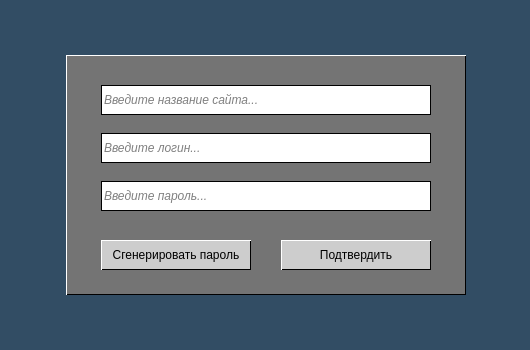
Above: frontend/pm_new_entry.ui from Kvazitropter/password-manager before the change. Below: the same form after it.
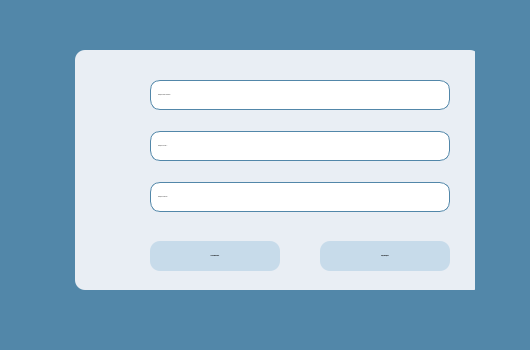
That is the form after the change. Icons and pictures are not drawn.

Patch:
```diff
--- a/frontend/pm_new_entry.ui
+++ b/frontend/pm_new_entry.ui
@@ -10,266 +10,755 @@
     <height>350</height>
    </rect>
   </property>
+  <property name="minimumSize">
+   <size>
+    <width>0</width>
+    <height>0</height>
+   </size>
+  </property>
+  <property name="maximumSize">
+   <size>
+    <width>530</width>
+    <height>350</height>
+   </size>
+  </property>
   <property name="windowTitle">
    <string>Password Manager</string>
   </property>
   <property name="styleSheet">
    <string notr="true">QDialog {
-background-color: #324D64;
+background-color: #5287A9;
 }
 
 * {
-font: normal bold 12px/15px 'Inter', sans-serif;
+font: 700 12px/15px &quot;Verdana&quot;;
 color: #000000;
+border: none;
+border-radius: 10px;
 }
 
-QPushButton::hover {
-background-color: rgba(205, 205, 205, 0.4);
-}
 
-QPushButton::pressed {
-background-color: rgba(205, 205, 205, 0.1);
-}</string>
+</string>
   </property>
-  <widget class="QWidget" name="widget_container" native="true">
+  <widget class="QWidget" name="container" native="true">
    <property name="geometry">
     <rect>
-     <x>66</x>
-     <y>55</y>
-     <width>400</width>
-     <height>240</height>
+     <x>30</x>
+     <y>50</y>
+     <width>451</width>
+     <height>241</height>
     </rect>
    </property>
    <property name="styleSheet">
-    <string notr="true">background-color: #747474;
-border: 1px solid #000;
-border-top-color: #fff;
-border-left-color: #fff;
-</string>
+    <string notr="true"/>
    </property>
-   <widget class="QPushButton" name="btn_submit_entry">
+   <widget class="QLabel" name="key_image">
+    <property name="enabled">
+     <bool>true</bool>
+    </property>
     <property name="geometry">
      <rect>
-      <x>215</x>
-      <y>185</y>
-      <width>150</width>
-      <height>30</height>
+      <x>0</x>
+      <y>-3</y>
+      <width>111</width>
+      <height>246</height>
      </rect>
     </property>
-    <property name="cursor">
-     <cursorShape>PointingHandCursor</cursorShape>
-    </property>
     <property name="styleSheet">
-     <string notr="true">QPushButton {
-background-color: #CDCDCD;
-}
-
-QPushButton::hover {
-background-color: rgba(205, 205, 205, 0.4);
-}
-
-QPushButton::pressed {
-background-color: rgba(205, 205, 205, 0.1);
-}</string>
+     <string notr="true">background-color: none;
+</string>
     </property>
     <property name="text">
-     <string>Подтвердить</string>
+     <string/>
     </property>
-   </widget>
-   <widget class="QLineEdit" name="input_service_name">
-    <property name="geometry">
-     <rect>
-      <x>35</x>
-      <y>30</y>
-      <width>330</width>
-      <height>30</height>
-     </rect>
+    <property name="pixmap">
+     <pixmap resource="res-rc.qrc">:/key/images/key.png</pixmap>
     </property>
-    <property name="styleSheet">
-     <string notr="true">QLineEdit {
-background-color: #fff;
-border: 1px solid #000;
-font-style: italic;
-}</string>
-    </property>
-    <property name="placeholderText">
-     <string>Введите название сайта...</string>
-    </property>
-    <property name="clearButtonEnabled">
+    <property name="scaledContents">
      <bool>true</bool>
     </property>
    </widget>
-   <widget class="QLineEdit" name="input_login">
+   <widget class="QWidget" name="form_container" native="true">
     <property name="geometry">
      <rect>
-      <x>35</x>
-      <y>78</y>
-      <width>330</width>
-      <height>30</height>
+      <x>45</x>
+      <y>0</y>
+      <width>400</width>
+      <height>240</height>
      </rect>
     </property>
-    <property name="styleSheet">
-     <string notr="true">QLineEdit {
-background-color: #fff;
-border: 1px solid #000;
-font-style: italic;
-}</string>
+    <property name="sizePolicy">
+     <sizepolicy hsizetype="Fixed" vsizetype="Fixed">
+      <horstretch>0</horstretch>
+      <verstretch>0</verstretch>
+     </sizepolicy>
     </property>
-    <property name="placeholderText">
-     <string>Введите логин...</string>
+    <property name="minimumSize">
+     <size>
+      <width>400</width>
+      <height>240</height>
+     </size>
     </property>
-    <property name="clearButtonEnabled">
-     <bool>true</bool>
+    <property name="layoutDirection">
+     <enum>Qt::LeftToRight</enum>
     </property>
-   </widget>
-   <widget class="QLineEdit" name="input_password">
-    <property name="geometry">
-     <rect>
-      <x>35</x>
-      <y>126</y>
-      <width>330</width>
-      <height>30</height>
-     </rect>
-    </property>
     <property name="styleSheet">
-     <string notr="true">QLineEdit {
+     <string notr="true">QWidget {
+background-color:#E9EEF4;
+}
+</string>
+    </property>
+    <widget class="QWidget" name="layoutWidget">
+     <property name="geometry">
+      <rect>
+       <x>10</x>
+       <y>0</y>
+       <width>381</width>
+       <height>241</height>
+      </rect>
+     </property>
+     <layout class="QVBoxLayout" name="verticalLayout">
+      <property name="spacing">
+       <number>0</number>
+      </property>
+      <property name="sizeConstraint">
+       <enum>QLayout::SetMinimumSize</enum>
+      </property>
+      <property name="leftMargin">
+       <number>65</number>
+      </property>
+      <property name="topMargin">
+       <number>30</number>
+      </property>
+      <property name="rightMargin">
+       <number>30</number>
+      </property>
+      <property name="bottomMargin">
+       <number>20</number>
+      </property>
+      <item>
+       <widget class="QLineEdit" name="input_service_name">
+        <property name="minimumSize">
+         <size>
+          <width>300</width>
+          <height>30</height>
+         </size>
+        </property>
+        <property name="maximumSize">
+         <size>
+          <width>330</width>
+          <height>40</height>
+         </size>
+        </property>
+        <property name="sizeIncrement">
+         <size>
+          <width>0</width>
+          <height>0</height>
+         </size>
+        </property>
+        <property name="baseSize">
+         <size>
+          <width>0</width>
+          <height>0</height>
+         </size>
+        </property>
+        <property name="font">
+         <font>
+          <family>Verdana</family>
+          <pointsize>-1</pointsize>
+          <italic>true</italic>
+          <bold>true</bold>
+         </font>
+        </property>
+        <property name="styleSheet">
+         <string notr="true">QLineEdit {
 background-color: #fff;
-border: 1px solid #000;
+border-style: solid;
+border-width: 1px;
+border-color: rgb(82, 135, 169);
 font-style: italic;
+padding-left: 5px;
 }</string>
-    </property>
-    <property name="text">
-     <string/>
-    </property>
-    <property name="echoMode">
-     <enum>QLineEdit::Password</enum>
-    </property>
-    <property name="placeholderText">
-     <string>Введите пароль...</string>
-    </property>
-    <property name="clearButtonEnabled">
-     <bool>false</bool>
-    </property>
-   </widget>
-   <widget class="QPushButton" name="btn_generate_password">
-    <property name="geometry">
-     <rect>
-      <x>35</x>
-      <y>185</y>
-      <width>150</width>
-      <height>30</height>
-     </rect>
-    </property>
-    <property name="cursor">
-     <cursorShape>PointingHandCursor</cursorShape>
-    </property>
-    <property name="styleSheet">
-     <string notr="true">QPushButton {
+        </property>
+        <property name="cursorPosition">
+         <number>0</number>
+        </property>
+        <property name="placeholderText">
+         <string>Введите имя сервиса...</string>
+        </property>
+        <property name="cursorMoveStyle">
+         <enum>Qt::VisualMoveStyle</enum>
+        </property>
+        <property name="clearButtonEnabled">
+         <bool>true</bool>
+        </property>
+       </widget>
+      </item>
+      <item>
+       <widget class="QLabel" name="label_feedback_s_name">
+        <property name="minimumSize">
+         <size>
+          <width>300</width>
+          <height>16</height>
+         </size>
+        </property>
+        <property name="maximumSize">
+         <size>
+          <width>330</width>
+          <height>16</height>
+         </size>
+        </property>
+        <property name="font">
+         <font>
+          <family>Verdana</family>
+          <pointsize>-1</pointsize>
+          <italic>false</italic>
+          <bold>true</bold>
+         </font>
+        </property>
+        <property name="cursor">
+         <cursorShape>IBeamCursor</cursorShape>
+        </property>
+        <property name="styleSheet">
+         <string notr="true">QLabel {
+color: #f54021;
+font-size: 12px;
+font-weight: light;
+border: none;
+}
+
+QToolTip {
 background-color: #CDCDCD;
+border: none;
+}</string>
+        </property>
+        <property name="text">
+         <string/>
+        </property>
+        <property name="textInteractionFlags">
+         <set>Qt::NoTextInteraction</set>
+        </property>
+       </widget>
+      </item>
+      <item>
+       <spacer name="verticalSpacer">
+        <property name="orientation">
+         <enum>Qt::Vertical</enum>
+        </property>
+        <property name="sizeType">
+         <enum>QSizePolicy::Minimum</enum>
+        </property>
+        <property name="sizeHint" stdset="0">
+         <size>
+          <width>0</width>
+          <height>5</height>
+         </size>
+        </property>
+       </spacer>
+      </item>
+      <item>
+       <widget class="QLineEdit" name="input_login">
+        <property name="minimumSize">
+         <size>
+          <width>300</width>
+          <height>30</height>
+         </size>
+        </property>
+        <property name="maximumSize">
+         <size>
+          <width>330</width>
+          <height>40</height>
+         </size>
+        </property>
+        <property name="sizeIncrement">
+         <size>
+          <width>0</width>
+          <height>0</height>
+         </size>
+        </property>
+        <property name="baseSize">
+         <size>
+          <width>0</width>
+          <height>0</height>
+         </size>
+        </property>
+        <property name="font">
+         <font>
+          <family>Verdana</family>
+          <pointsize>-1</pointsize>
+          <italic>true</italic>
+          <bold>true</bold>
+         </font>
+        </property>
+        <property name="styleSheet">
+         <string notr="true">QLineEdit {
+background-color: #fff;
+border-style: solid;
+border-width: 1px;
+border-color: rgb(82, 135, 169);
+font-style: italic;
+padding-left: 5px;
+}</string>
+        </property>
+        <property name="cursorPosition">
+         <number>0</number>
+        </property>
+        <property name="placeholderText">
+         <string>Введите логин...</string>
+        </property>
+        <property name="cursorMoveStyle">
+         <enum>Qt::VisualMoveStyle</enum>
+        </property>
+        <property name="clearButtonEnabled">
+         <bool>true</bool>
+        </property>
+       </widget>
+      </item>
+      <item>
+       <widget class="QLabel" name="label_feedback_login">
+        <property name="minimumSize">
+         <size>
+          <width>300</width>
+          <height>16</height>
+         </size>
+        </property>
+        <property name="maximumSize">
+         <size>
+          <width>330</width>
+          <height>16</height>
+         </size>
+        </property>
+        <property name="font">
+         <font>
+          <family>Verdana</family>
+          <pointsize>-1</pointsize>
+          <italic>false</italic>
+          <bold>true</bold>
+         </font>
+        </property>
+        <property name="cursor">
+         <cursorShape>IBeamCursor</cursorShape>
+        </property>
+        <property name="styleSheet">
+         <string notr="true">QLabel {
+color: #f54021;
+font-size: 12px;
+font-weight: light;
+border: none;
 }
 
+QToolTip {
+background-color: #CDCDCD;
+border: none;
+}</string>
+        </property>
+        <property name="text">
+         <string/>
+        </property>
+        <property name="textInteractionFlags">
+         <set>Qt::NoTextInteraction</set>
+        </property>
+       </widget>
+      </item>
+      <item>
+       <spacer name="verticalSpacer_2">
+        <property name="orientation">
+         <enum>Qt::Vertical</enum>
+        </property>
+        <property name="sizeType">
+         <enum>QSizePolicy::Minimum</enum>
+        </property>
+        <property name="sizeHint" stdset="0">
+         <size>
+          <width>0</width>
+          <height>5</height>
+         </size>
+        </property>
+       </spacer>
+      </item>
+      <item>
+       <widget class="QWidget" name="input_and_icons" native="true">
+        <property name="minimumSize">
+         <size>
+          <width>300</width>
+          <height>30</height>
+         </size>
+        </property>
+        <property name="maximumSize">
+         <size>
+          <width>330</width>
+          <height>40</height>
+         </size>
+        </property>
+        <property name="styleSheet">
+         <string notr="true"/>
+        </property>
+        <layout class="QHBoxLayout" name="horizontalLayout_2">
+         <property name="leftMargin">
+          <number>0</number>
+         </property>
+         <property name="topMargin">
+          <number>0</number>
+         </property>
+         <property name="rightMargin">
+          <number>5</number>
+         </property>
+         <property name="bottomMargin">
+          <number>0</number>
+         </property>
+         <item>
+          <widget class="QLineEdit" name="input_password">
+           <property name="sizePolicy">
+            <sizepolicy hsizetype="Expanding" vsizetype="Fixed">
+             <horstretch>30</horstretch>
+             <verstretch>0</verstretch>
+            </sizepolicy>
+           </property>
+           <property name="minimumSize">
+            <size>
+             <width>300</width>
+             <height>30</height>
+            </size>
+           </property>
+           <property name="maximumSize">
+            <size>
+             <width>330</width>
+             <height>40</height>
+            </size>
+           </property>
+           <property name="sizeIncrement">
+            <size>
+             <width>30</width>
+             <height>0</height>
+            </size>
+           </property>
+           <property name="font">
+            <font>
+             <family>Verdana</family>
+             <pointsize>-1</pointsize>
+             <italic>true</italic>
+             <bold>true</bold>
+            </font>
+           </property>
+           <property name="layoutDirection">
+            <enum>Qt::LeftToRight</enum>
+           </property>
+           <property name="styleSheet">
+            <string notr="true">QLineEdit {
+background-color: #fff;
+border-style: solid;
+border-width: 1px;
+border-color: rgb(82, 135, 169);
+font-style: italic;
+padding-left: 5px;
+padding-right: 55px;
+}</string>
+           </property>
+           <property name="echoMode">
+            <enum>QLineEdit::Password</enum>
+           </property>
+           <property name="placeholderText">
+            <string>Введите пароль...</string>
+           </property>
+           <property name="clearButtonEnabled">
+            <bool>false</bool>
+           </property>
+          </widget>
+         </item>
+         <item>
+          <widget class="QPushButton" name="btn_show">
+           <property name="minimumSize">
+            <size>
+             <width>25</width>
+             <height>25</height>
+            </size>
+           </property>
+           <property name="maximumSize">
+            <size>
+             <width>25</width>
+             <height>25</height>
+            </size>
+           </property>
+           <property name="cursor">
+            <cursorShape>PointingHandCursor</cursorShape>
+           </property>
+           <property name="styleSheet">
+            <string notr="true">QPushButton {
+	border: none;
+	background-color: none;
+margin-right: -10px;
+}</string>
+           </property>
+           <property name="text">
+            <string/>
+           </property>
+           <property name="icon">
+            <iconset resource="res-rc.qrc">
+             <normaloff>:/icons/images/eye_open.png</normaloff>
+             <normalon>:/icons/images/eye_closed.png</normalon>:/icons/images/eye_open.png</iconset>
+           </property>
+           <property name="checkable">
+            <bool>true</bool>
+           </property>
+          </widget>
+         </item>
+         <item>
+          <widget class="QPushButton" name="btn_copy">
+           <property name="enabled">
+            <bool>true</bool>
+           </property>
+           <property name="minimumSize">
+            <size>
+             <width>25</width>
+             <height>25</height>
+            </size>
+           </property>
+           <property name="maximumSize">
+            <size>
+             <width>25</width>
+             <height>25</height>
+            </size>
+           </property>
+           <property name="cursor">
+            <cursorShape>PointingHandCursor</cursorShape>
+           </property>
+           <property name="styleSheet">
+            <string notr="true">QPushButton {
+	border: none;
+	background-color: none;
+}
+
 QPushButton::hover {
-background-color: rgba(205, 205, 205, 0.4);
+background-color: rgba(205, 205, 205, 100);
 }
 
 QPushButton::pressed {
-background-color: rgba(205, 205, 205, 0.1);
+background-color: rgba(205, 205, 205, 150);
 }</string>
-    </property>
-    <property name="text">
-     <string>Сгенерировать пароль</string>
-    </property>
-   </widget>
-   <widget class="QLabel" name="label_feedback_password">
-    <property name="geometry">
-     <rect>
-      <x>35</x>
-      <y>156</y>
-      <width>330</width>
-      <height>16</height>
-     </rect>
-    </property>
-    <property name="cursor">
-     <cursorShape>IBeamCursor</cursorShape>
-    </property>
-    <property name="styleSheet">
-     <string notr="true">QLabel {
+           </property>
+           <property name="text">
+            <string/>
+           </property>
+           <property name="icon">
+            <iconset resource="res-rc.qrc">
+             <normaloff>:/icons/images/content_copy.png</normaloff>:/icons/images/content_copy.png</iconset>
+           </property>
+          </widget>
+         </item>
+        </layout>
+        <zorder>input_password</zorder>
+        <zorder>btn_copy</zorder>
+        <zorder>btn_show</zorder>
+       </widget>
+      </item>
+      <item>
+       <widget class="QLabel" name="label_feedback_password">
+        <property name="minimumSize">
+         <size>
+          <width>300</width>
+          <height>16</height>
+         </size>
+        </property>
+        <property name="maximumSize">
+         <size>
+          <width>330</width>
+          <height>16</height>
+         </size>
+        </property>
+        <property name="font">
+         <font>
+          <family>Verdana</family>
+          <pointsize>-1</pointsize>
+          <italic>false</italic>
+          <bold>true</bold>
+         </font>
+        </property>
+        <property name="cursor">
+         <cursorShape>IBeamCursor</cursorShape>
+        </property>
+        <property name="toolTip">
+         <string/>
+        </property>
+        <property name="styleSheet">
+         <string notr="true">QLabel {
 color: #f54021;
 font-size: 12px;
 font-weight: light;
 border: none;
+}
+
+QToolTip {
+background-color: #CDCDCD;
+border: none;
 }</string>
-    </property>
-    <property name="text">
-     <string/>
-    </property>
-    <property name="textInteractionFlags">
-     <set>Qt::NoTextInteraction</set>
-    </property>
-   </widget>
-   <widget class="QPushButton" name="btn_show">
-    <property name="geometry">
-     <rect>
-      <x>312</x>
-      <y>129</y>
-      <width>25</width>
-      <height>25</height>
-     </rect>
-    </property>
-    <property name="cursor">
-     <cursorShape>PointingHandCursor</cursorShape>
-    </property>
-    <property name="styleSheet">
-     <string notr="true">QPushButton {
-	background-color: white;
-	border: none;
+        </property>
+        <property name="text">
+         <string/>
+        </property>
+        <property name="textInteractionFlags">
+         <set>Qt::NoTextInteraction</set>
+        </property>
+       </widget>
+      </item>
+      <item>
+       <spacer name="verticalSpacer_3">
+        <property name="orientation">
+         <enum>Qt::Vertical</enum>
+        </property>
+        <property name="sizeType">
+         <enum>QSizePolicy::Expanding</enum>
+        </property>
+        <property name="sizeHint" stdset="0">
+         <size>
+          <width>0</width>
+          <height>5</height>
+         </size>
+        </property>
+       </spacer>
+      </item>
+      <item>
+       <widget class="QWidget" name="buttons" native="true">
+        <property name="minimumSize">
+         <size>
+          <width>300</width>
+          <height>30</height>
+         </size>
+        </property>
+        <property name="maximumSize">
+         <size>
+          <width>330</width>
+          <height>40</height>
+         </size>
+        </property>
+        <layout class="QHBoxLayout" name="horizontalLayout">
+         <property name="spacing">
+          <number>40</number>
+         </property>
+         <property name="leftMargin">
+          <number>0</number>
+         </property>
+         <property name="topMargin">
+          <number>0</number>
+         </property>
+         <property name="rightMargin">
+          <number>0</number>
+         </property>
+         <property name="bottomMargin">
+          <number>0</number>
+         </property>
+         <item>
+          <widget class="QPushButton" name="btn_generate_password">
+           <property name="minimumSize">
+            <size>
+             <width>130</width>
+             <height>30</height>
+            </size>
+           </property>
+           <property name="maximumSize">
+            <size>
+             <width>130</width>
+             <height>30</height>
+            </size>
+           </property>
+           <property name="font">
+            <font>
+             <family>Verdana</family>
+             <pointsize>-1</pointsize>
+             <italic>false</italic>
+             <bold>true</bold>
+            </font>
+           </property>
+           <property name="cursor">
+            <cursorShape>PointingHandCursor</cursorShape>
+           </property>
+           <property name="styleSheet">
+            <string notr="true">QPushButton {
+background-color: rgb(199, 219, 234);
+}
+
+QPushButton::hover {
+background-color: rgba(82, 135, 169, 70);
+}
+
+QPushButton::pressed {
+background-color: rgba(82, 135, 169, 150);
 }</string>
-    </property>
-    <property name="text">
-     <string/>
-    </property>
-    <property name="icon">
-     <iconset resource="res-rc.qrc">
-      <normaloff>:/icons/images/eye_open.png</normaloff>
-      <normalon>:/icons/images/eye_closed.png</normalon>:/icons/images/eye_open.png</iconset>
-    </property>
-    <property name="checkable">
-     <bool>true</bool>
-    </property>
-   </widget>
-   <widget class="QPushButton" name="btn_copy">
-    <property name="geometry">
-     <rect>
-      <x>337</x>
-      <y>129</y>
-      <width>25</width>
-      <height>25</height>
-     </rect>
-    </property>
-    <property name="cursor">
-     <cursorShape>PointingHandCursor</cursorShape>
-    </property>
-    <property name="styleSheet">
-     <string notr="true">background-color: white;
-border: none;</string>
-    </property>
-    <property name="text">
-     <string/>
-    </property>
-    <property name="icon">
-     <iconset resource="res-rc.qrc">
-      <normaloff>:/icons/images/content_copy.png</normaloff>:/icons/images/content_copy.png</iconset>
-    </property>
+           </property>
+           <property name="text">
+            <string>Сгенерировать</string>
+           </property>
+          </widget>
+         </item>
+         <item>
+          <widget class="QPushButton" name="btn_submit_entry">
+           <property name="minimumSize">
+            <size>
+             <width>130</width>
+             <height>30</height>
+            </size>
+           </property>
+           <property name="maximumSize">
+            <size>
+             <width>130</width>
+             <height>30</height>
+            </size>
+           </property>
+           <property name="font">
+            <font>
+             <family>Verdana</family>
+             <pointsize>-1</pointsize>
+             <italic>false</italic>
+             <bold>true</bold>
+            </font>
+           </property>
+           <property name="cursor">
+            <cursorShape>PointingHandCursor</cursorShape>
+           </property>
+           <property name="styleSheet">
+            <string notr="true">QPushButton {
+background-color: rgb(199, 219, 234);
+}
+
+QPushButton::hover {
+background-color: rgba(82, 135, 169, 70);
+}
+
+QPushButton::pressed {
+background-color: rgba(82, 135, 169, 150);
+}</string>
+           </property>
+           <property name="text">
+            <string>Подтвердить</string>
+           </property>
+          </widget>
+         </item>
+        </layout>
+       </widget>
+      </item>
+     </layout>
+    </widget>
    </widget>
    <widget class="QPushButton" name="btn_settings">
     <property name="geometry">
      <rect>
-      <x>7</x>
-      <y>188</y>
+      <x>89</x>
+      <y>193</y>
       <width>25</width>
       <height>25</height>
      </rect>
     </property>
+    <property name="minimumSize">
+     <size>
+      <width>25</width>
+      <height>25</height>
+     </size>
+    </property>
+    <property name="maximumSize">
+     <size>
+      <width>25</width>
+      <height>25</height>
+     </size>
+    </property>
     <property name="cursor">
      <cursorShape>PointingHandCursor</cursorShape>
     </property>
@@ -277,6 +766,15 @@
      <string notr="true">QPushButton {
 	background-color: transparent;
 	border: none;
+border-radius: 10%;
+}
+
+QPushButton::hover {
+background-color: rgba(205, 205, 205, 100);
+}
+
+QPushButton::pressed {
+background-color: rgba(205, 205, 205, 150);
 }</string>
     </property>
     <property name="text">
@@ -290,86 +788,10 @@
      <bool>true</bool>
     </property>
    </widget>
-   <widget class="QLabel" name="label_feedback_s_name">
-    <property name="geometry">
-     <rect>
-      <x>35</x>
-      <y>60</y>
-      <width>330</width>
-      <height>16</height>
-     </rect>
-    </property>
-    <property name="cursor">
-     <cursorShape>IBeamCursor</cursorShape>
-    </property>
-    <property name="styleSheet">
-     <string notr="true">QLabel {
-color: #f54021;
-font-size: 12px;
-font-weight: light;
-border: none;
-}</string>
-    </property>
-    <property name="text">
-     <string/>
-    </property>
-    <property name="textInteractionFlags">
-     <set>Qt::NoTextInteraction</set>
-    </property>
-   </widget>
-   <widget class="QLabel" name="label_feedback_login">
-    <property name="geometry">
-     <rect>
-      <x>35</x>
-      <y>108</y>
-      <width>330</width>
-      <height>16</height>
-     </rect>
-    </property>
-    <property name="cursor">
-     <cursorShape>IBeamCursor</cursorShape>
-    </property>
-    <property name="styleSheet">
-     <string notr="true">QLabel {
-color: #f54021;
-font-size: 12px;
-font-weight: light;
-border: none;
-}</string>
-    </property>
-    <property name="text">
-     <string/>
-    </property>
-    <property name="textInteractionFlags">
-     <set>Qt::NoTextInteraction</set>
-    </property>
-   </widget>
+   <zorder>form_container</zorder>
+   <zorder>key_image</zorder>
+   <zorder>btn_settings</zorder>
   </widget>
-  <widget class="QLabel" name="key_image">
-   <property name="geometry">
-    <rect>
-     <x>15</x>
-     <y>18</y>
-     <width>71</width>
-     <height>111</height>
-    </rect>
-   </property>
-   <property name="styleSheet">
-    <string notr="true">background-color: none;
-</string>
-   </property>
-   <property name="text">
-    <string/>
-   </property>
-   <property name="pixmap">
-    <pixmap resource="res-rc.qrc">:/key/images/key.png</pixmap>
-   </property>
-   <property name="scaledContents">
-    <bool>true</bool>
-   </property>
-  </widget>
-  <zorder>key_image</zorder>
-  <zorder>widget_container</zorder>
  </widget>
  <resources>
   <include location="res-rc.qrc"/>
```
